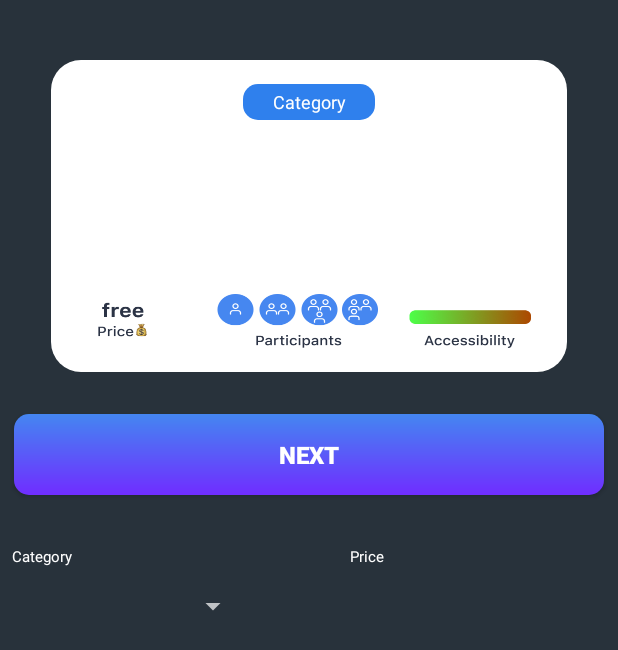
After one commit to Morimel/calculatorHomeWork, an Android app: the MainActivitySecond screen opened directly, with no data from a screen before it, on a phone screen of 412 x 824 dp. The commit adds this screen. Shown: the top 650 px of the screen. Run offline under Robolectric (Android 15) with nearby library versions, the phone set to English and light mode, and no system bars.

Commit message:
another HW done

```diff
--- a/app/src/main/AndroidManifest.xml
+++ b/app/src/main/AndroidManifest.xml
@@ -13,6 +13,11 @@
         android:theme="@style/Theme.CalculatorHWAndroid"
         tools:targetApi="31">
         <activity
+            android:name=".MainActivitySecond"
+            android:exported="true" >
+
+        </activity>
+        <activity
             android:name=".MainActivity"
             android:exported="true">
             <intent-filter>
--- a/app/src/main/java/com/example/calculatorhwandroid/MainActivity.java
+++ b/app/src/main/java/com/example/calculatorhwandroid/MainActivity.java
@@ -1,6 +1,7 @@
 package com.example.calculatorhwandroid;
 
 import android.annotation.SuppressLint;
+import android.content.Intent;
 import android.os.Bundle;
 import android.view.View;
 import android.widget.TextView;
@@ -32,7 +33,18 @@ public class MainActivity extends AppCompatActivity {
 
         textView = findViewById(R.id.textView);
 
+        Intent intent = new Intent(MainActivity.this, MainActivitySecond.class);
+        Intent intent2 = new Intent(MainActivity.this, MainActivitySecond.class);
+        String text = textView.getText().toString();
+        findViewById(R.id.secondWindowButton).setOnClickListener( view -> {
+            startActivity(intent);
+             intent2.putExtra("text", text);
+
+
+        });
     }
+
+
 
     public void onNumberClick(View view) {
         String text = ((MaterialButton) view).getText().toString();
@@ -75,6 +87,7 @@ public class MainActivity extends AppCompatActivity {
             first = Double.valueOf(textView.getText().toString());
             isOperationClick = true;
         } else if (id == R.id.equalButton) {
+            findViewById(R.id.secondWindowButton).setVisibility(View.VISIBLE);
             second = Double.valueOf(textView.getText().toString());
             double result = 0.0;
 
--- /dev/null
+++ b/app/src/main/java/com/example/calculatorhwandroid/MainActivitySecond.java
@@ -0,0 +1,36 @@
+package com.example.calculatorhwandroid;
+
+import android.content.Intent;
+import android.os.Bundle;
+import android.view.View;
+import android.widget.Button;
+import android.widget.TextView;
+
+import androidx.activity.EdgeToEdge;
+import androidx.appcompat.app.AppCompatActivity;
+import androidx.core.graphics.Insets;
+import androidx.core.view.ViewCompat;
+import androidx.core.view.WindowInsetsCompat;
+
+public class MainActivitySecond extends AppCompatActivity {
+
+    @Override
+    protected void onCreate(Bundle savedInstanceState) {
+        super.onCreate(savedInstanceState);
+        EdgeToEdge.enable(this);
+        setContentView(R.layout.activity_main_second);
+        ViewCompat.setOnApplyWindowInsetsListener(findViewById(R.id.main), (v, insets) -> {
+            Insets systemBars = insets.getInsets(WindowInsetsCompat.Type.systemBars());
+            v.setPadding(systemBars.left, systemBars.top, systemBars.right, systemBars.bottom);
+            return insets;
+        });
+
+        Intent intent = getIntent();
+        String text = intent.getStringExtra("text");
+        TextView secondTextView = findViewById(R.id.secondTextView);
+        secondTextView.setText(text);
+
+        findViewById(R.id.nextButton).setOnClickListener( view -> finishAffinity());
+    }
+
+}
--- /dev/null
+++ b/app/src/main/res/drawable/button_radius_gradient.xml
@@ -0,0 +1,7 @@
+<?xml version="1.0" encoding="utf-8"?>
+<shape xmlns:android="http://schemas.android.com/apk/res/android">
+    <corners android:radius="10dp"/>
+    <gradient android:startColor="@color/gradientButtonFirstColor"
+        android:endColor="@color/gradientButtonSecondColor"
+        android:angle="5" />
+</shape>
--- /dev/null
+++ b/app/src/main/res/drawable/container_radius.xml
@@ -0,0 +1,4 @@
+<?xml version="1.0" encoding="utf-8"?>
+<shape xmlns:android="http://schemas.android.com/apk/res/android">
+    <corners android:radius="20dp"/>
+</shape>
--- /dev/null
+++ b/app/src/main/res/drawable/drop_down_radius.xml
@@ -0,0 +1,5 @@
+<?xml version="1.0" encoding="utf-8"?>
+<shape xmlns:android="http://schemas.android.com/apk/res/android">
+    <corners android:radius="10dp"/>
+    <solid android:color="@color/white"/>
+</shape>
--- /dev/null
+++ b/app/src/main/res/drawable/rounded_text_view.xml
@@ -0,0 +1,5 @@
+<?xml version="1.0" encoding="utf-8"?>
+<shape xmlns:android="http://schemas.android.com/apk/res/android">
+    <corners android:radius="10dp"/>
+    <solid android:color="@color/lightBlue"/>
+</shape>
--- a/app/src/main/res/layout/activity_main.xml
+++ b/app/src/main/res/layout/activity_main.xml
@@ -13,6 +13,16 @@
         app:layout_constraintBottom_toTopOf="@id/mainLinearLayout"
         android:layout_width="match_parent"
         android:layout_height="0dp">
+
+        <com.google.android.material.button.MaterialButton
+            android:id="@+id/secondWindowButton"
+            android:visibility="gone"
+            android:layout_marginTop="10dp"
+            android:layout_marginStart="10dp"
+            android:text="Go to Second Window"
+            android:layout_width="wrap_content"
+            style="@style/Orange.Button"
+            android:layout_height="wrap_content"/>
 
         <HorizontalScrollView
             android:clipToPadding="false"
--- /dev/null
+++ b/app/src/main/res/layout/activity_main_second.xml
@@ -0,0 +1,116 @@
+<?xml version="1.0" encoding="utf-8"?>
+<androidx.constraintlayout.widget.ConstraintLayout xmlns:android="http://schemas.android.com/apk/res/android"
+    xmlns:app="http://schemas.android.com/apk/res-auto"
+    xmlns:tools="http://schemas.android.com/tools"
+    android:id="@+id/main"
+    android:background="@color/swampColor"
+    android:layout_width="match_parent"
+    android:layout_height="match_parent"
+    tools:context=".MainActivitySecond">
+
+    <androidx.constraintlayout.widget.ConstraintLayout
+        android:id="@+id/containerSecondWindow"
+        android:background="@drawable/container_radius"
+        app:layout_constraintTop_toTopOf="parent"
+        android:layout_marginTop="40dp"
+        android:backgroundTint="@color/white"
+        app:layout_constraintStart_toStartOf="parent"
+        app:layout_constraintEnd_toEndOf="parent"
+        android:layout_width="344dp"
+        android:layout_height="208dp">
+
+        <TextView
+            android:id="@+id/categoryTextView"
+            android:padding="3dp"
+            android:layout_marginTop="16dp"
+            app:layout_constraintTop_toTopOf="parent"
+            app:layout_constraintStart_toStartOf="parent"
+            app:layout_constraintEnd_toEndOf="parent"
+            android:textSize="12sp"
+            android:textAlignment="center"
+            android:text="Category"
+            android:background="@drawable/rounded_text_view"
+            android:textColor="@color/white"
+            android:layout_width="88dp"
+            android:layout_height="24dp"/>
+
+        <TextView
+            android:id="@+id/secondTextView"
+            android:layout_marginTop="32dp"
+            app:layout_constraintStart_toStartOf="parent"
+            app:layout_constraintEnd_toEndOf="parent"
+            app:layout_constraintTop_toBottomOf="@id/categoryTextView"
+            android:textAlignment="center"
+            android:textStyle="bold"
+            android:text="Explore the nightlife of your city"
+            android:textSize="17dp"
+            android:textColor="@color/black"
+            android:layout_width="wrap_content"
+            android:layout_height="wrap_content"/>
+
+        <ImageView
+            android:layout_marginBottom="16dp"
+            app:layout_constraintBottom_toBottomOf="parent"
+            app:layout_constraintStart_toStartOf="parent"
+            app:layout_constraintEnd_toEndOf="parent"
+            android:background="@drawable/options"
+            android:layout_width="296dp"
+            android:layout_height="36dp"/>
+
+    </androidx.constraintlayout.widget.ConstraintLayout>
+
+    <Button
+        android:id="@+id/nextButton"
+        android:layout_marginTop="28dp"
+        android:background="@drawable/button_radius_gradient"
+        android:textAlignment="center"
+        android:text="Next"
+        android:textStyle="bold"
+        android:textSize="16sp"
+        android:layout_marginHorizontal="9dp"
+        app:layout_constraintTop_toBottomOf="@id/containerSecondWindow"
+        android:layout_width="match_parent"
+        android:layout_height="54dp"/>
+
+    <androidx.constraintlayout.widget.ConstraintLayout
+        app:layout_constraintTop_toBottomOf="@id/nextButton"
+        app:layout_constraintStart_toStartOf="parent"
+        app:layout_constraintEnd_toEndOf="parent"
+        android:layout_width="0dp"
+        android:layout_height="wrap_content">
+
+        <TextView
+            android:id="@+id/dropDownTextView"
+            android:layout_marginTop="34dp"
+            android:layout_marginStart="8dp"
+            app:layout_constraintTop_toTopOf="parent"
+            app:layout_constraintStart_toStartOf="parent"
+            android:text="Category"
+            android:textSize="10sp"
+            android:textColor="@color/white"
+            android:layout_width="wrap_content"
+            android:layout_height="wrap_content"/>
+
+        <Spinner
+            android:layout_marginTop="5dp"
+            app:layout_constraintTop_toBottomOf="@id/dropDownTextView"
+            android:layout_marginStart="8dp"
+            app:layout_constraintStart_toStartOf="parent"
+            android:layout_width="158dp"
+            android:layout_height="42dp"/>
+
+        <TextView
+            android:id="@+id/priceRange"
+            android:layout_marginTop="34dp"
+            app:layout_constraintTop_toTopOf="parent"
+            app:layout_constraintEnd_toEndOf="parent"
+            android:layout_marginEnd="156dp"
+            android:text="Price"
+            android:textSize="10sp"
+            android:textColor="@color/white"
+            android:layout_width="wrap_content"
+            android:layout_height="wrap_content"/>
+
+    </androidx.constraintlayout.widget.ConstraintLayout>
+
+</androidx.constraintlayout.widget.ConstraintLayout>
--- a/app/src/main/res/values/colors.xml
+++ b/app/src/main/res/values/colors.xml
@@ -5,4 +5,10 @@
     <color name="orange">#FF9E0B</color>
     <color name="dark_gray">#333333</color>
     <color name="gray">#A5A5A5</color>
+    <color name="swampColor">#28323b</color>
+    <color name="lightBlue">#2F80ED</color>
+
+<!--    gradient button colors-->
+    <color name="gradientButtonFirstColor">#4486F1</color>
+    <color name="gradientButtonSecondColor">#702DFF</color>
 </resources>
--- a/app/src/main/res/values/themes.xml
+++ b/app/src/main/res/values/themes.xml
@@ -1,6 +1,6 @@
 <resources xmlns:tools="http://schemas.android.com/tools">
     <!-- Base application theme. -->
-    <style name="Base.Theme.CalculatorHWAndroid" parent="Theme.Material3.DayNight.NoActionBar">
+    <style name="Base.Theme.CalculatorHWAndroid" parent="Theme.MaterialComponents.NoActionBar.Bridge">
         <!-- Customize your light theme here. -->
         <!-- <item name="colorPrimary">@color/my_light_primary</item> -->
         <item name="android:statusBarColor">@color/black</item>
```
Also changed, not shown: app/src/main/res/drawable/options.png (added).
